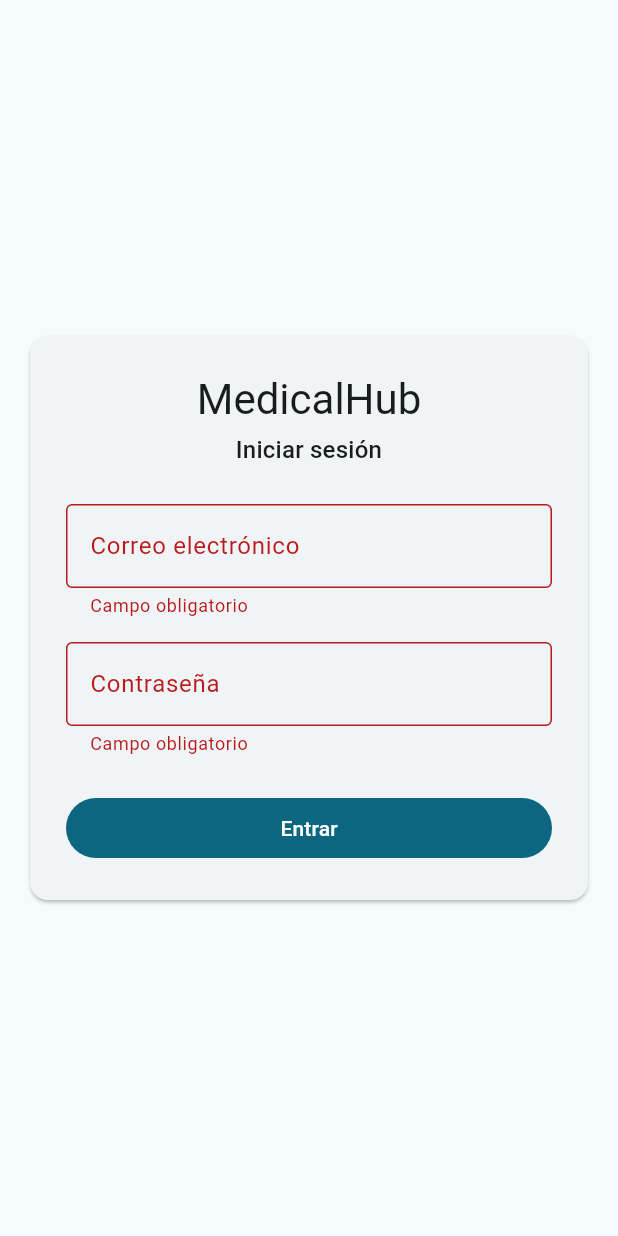
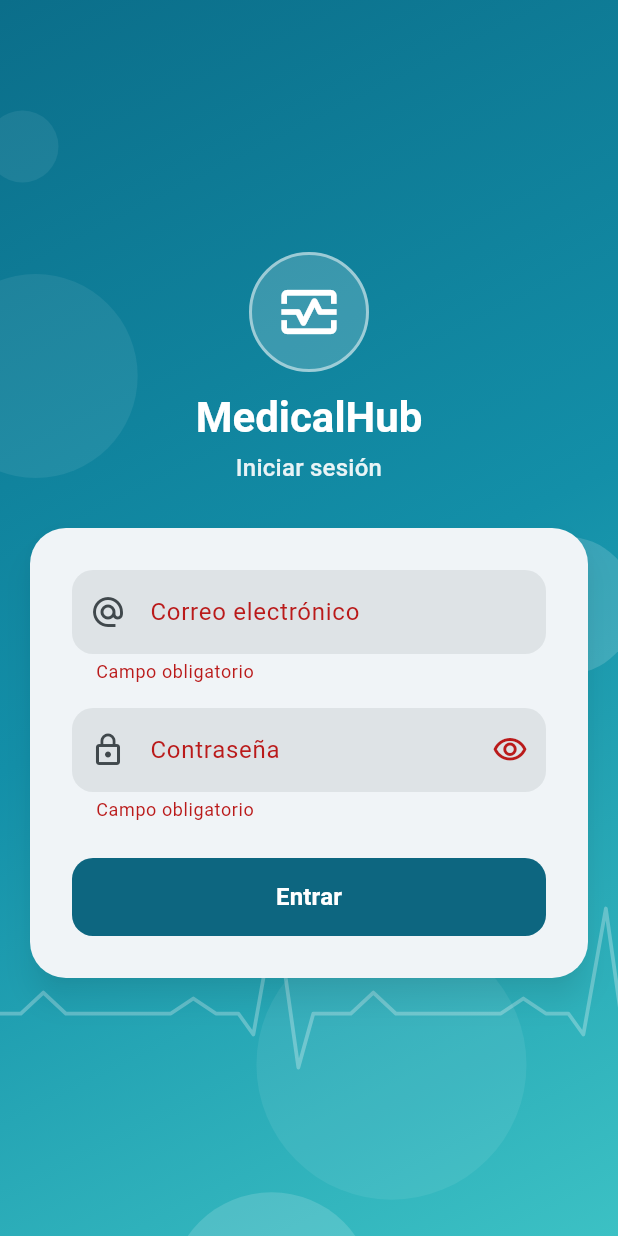
Before and after one commit to martingonzalezdelatorre/medicalhub, a Flutter app: the screen it shows after launch, after a tap on "Entrar", on a phone screen of 412 x 824 dp. Run offline on Flutter 3.47's test engine with Material 3 defaults, Android fonts, the phone set to English and light mode, and no system bars; our stand-ins replace dio, flutter_riverpod, flutter_secure_storage, go_router, qr_flutter, web; missing offline and left inert: dart:js_interop.

Commit message:
E8: instalación reproducible, RGPD, seguridad, copias de seguridad probadas y CI
Incluye el rediseño del login (fondo animado, respeta 'reducir movimiento') y los ajustes de sus pruebas.

Co-Authored-By: Claude Sonnet 5.5 <noreply@anthropic.com>

```diff
--- /dev/null
+++ b/app/lib/features/autenticacion/presentation/fondo_login.dart
@@ -0,0 +1,113 @@
+import 'dart:math' as math;
+
+import 'package:flutter/material.dart';
+
+/// Fondo animado: degradado, burbujas flotantes y una línea de electrocardiograma.
+class FondoLoginAnimado extends StatefulWidget {
+  const FondoLoginAnimado({super.key, this.child});
+
+  final Widget? child;
+
+  @override
+  State<FondoLoginAnimado> createState() => _EstadoFondoLogin();
+}
+
+class _EstadoFondoLogin extends State<FondoLoginAnimado> with SingleTickerProviderStateMixin {
+  late final AnimationController _controlador =
+      AnimationController(vsync: this, duration: const Duration(seconds: 12));
+
+  @override
+  void didChangeDependencies() {
+    super.didChangeDependencies();
+    // Accesibilidad: con «reducir movimiento» el fondo se queda quieto (y las pruebas de pantalla pueden terminar).
+    if (MediaQuery.disableAnimationsOf(context)) {
+      _controlador.stop();
+    } else if (!_controlador.isAnimating) {
+      _controlador.repeat();
+    }
+  }
+
+  @override
+  void dispose() {
+    _controlador.dispose();
+    super.dispose();
+  }
+
+  @override
+  Widget build(BuildContext context) {
+    final esquema = Theme.of(context).colorScheme;
+    final oscuro = Theme.of(context).brightness == Brightness.dark;
+    final colores = oscuro
+        ? [const Color(0xFF062A36), const Color(0xFF0B4A5E), const Color(0xFF0B6E8A)]
+        : [const Color(0xFF0B6E8A), const Color(0xFF138FA8), const Color(0xFF3CC1C4)];
+    return DecoratedBox(
+      decoration: BoxDecoration(gradient: LinearGradient(begin: Alignment.topLeft, end: Alignment.bottomRight, colors: colores)),
+      child: Stack(
+        fit: StackFit.expand,
+        children: [
+          RepaintBoundary(
+            child: AnimatedBuilder(
+              animation: _controlador,
+              builder: (_, _) => CustomPaint(painter: _PintorFondo(_controlador.value, esquema.onPrimary)),
+            ),
+          ),
+          if (widget.child != null) widget.child!,
+        ],
+      ),
+    );
+  }
+}
+
+class _PintorFondo extends CustomPainter {
+  _PintorFondo(this.t, this.color);
+
+  final double t;
+  final Color color;
+
+  @override
+  void paint(Canvas canvas, Size size) {
+    // Burbujas flotantes.
+    final relleno = Paint()..style = PaintingStyle.fill;
+    for (var i = 0; i < 7; i++) {
+      final fase = (t + i / 7) % 1.0;
+      final x = size.width * ((i * 0.17 + 0.08) % 1.0) + math.sin((t * 2 * math.pi) + i) * 18;
+      final y = size.height * (1.1 - fase * 1.3);
+      final r = 24.0 + (i % 4) * 22;
+      relleno.color = color.withValues(alpha: 0.07 + 0.04 * (i % 3));
+      canvas.drawCircle(Offset(x, y), r, relleno);
+    }
+
+    // Línea de electrocardiograma que se desplaza.
+    final linea = Paint()
+      ..style = PaintingStyle.stroke
+      ..strokeWidth = 2.5
+      ..strokeCap = StrokeCap.round
+      ..strokeJoin = StrokeJoin.round
+      ..color = color.withValues(alpha: 0.28);
+    final base = size.height * 0.82;
+    final ciclo = 220.0;
+    final desplazamiento = t * ciclo;
+    final ruta = Path();
+    for (var x = -ciclo; x <= size.width + ciclo; x += ciclo) {
+      final o = x - desplazamiento;
+      if (x == -ciclo) ruta.moveTo(o, base);
+      ruta
+        ..lineTo(o + 60, base)
+        ..lineTo(o + 75, base - 10)
+        ..lineTo(o + 90, base)
+        ..lineTo(o + 105, base)
+        ..lineTo(o + 115, base + 14)
+        ..lineTo(o + 130, base - 70)
+        ..lineTo(o + 145, base + 36)
+        ..lineTo(o + 155, base)
+        ..lineTo(o + 180, base)
+        ..lineTo(o + 195, base - 14)
+        ..lineTo(o + 210, base)
+        ..lineTo(o + ciclo, base);
+    }
+    canvas.drawPath(ruta, linea);
+  }
+
+  @override
+  bool shouldRepaint(_PintorFondo old) => old.t != t || old.color != color;
+}
--- a/app/lib/features/autenticacion/presentation/pagina_login.dart
+++ b/app/lib/features/autenticacion/presentation/pagina_login.dart
@@ -6,6 +6,7 @@ import '../../../core/errores/fallo_api.dart';
 import '../../../l10n/app_localizations.dart';
 import '../../../shared/validadores/validadores.dart';
 import '../../../shared/widgets/utilidades_ui.dart';
+import 'fondo_login.dart';
 
 class PaginaLogin extends ConsumerStatefulWidget {
   const PaginaLogin({super.key});
@@ -21,6 +22,7 @@ class _EstadoPaginaLogin extends ConsumerState<PaginaLogin> {
   final _codigo = TextEditingController();
   bool _pedirCodigo = false;
   bool _enviando = false;
+  bool _ocultar = true;
   String? _error;
 
   @override
@@ -59,33 +61,59 @@ class _EstadoPaginaLogin extends ConsumerState<PaginaLogin> {
     }
   }
 
-  @override
-  Widget build(BuildContext context) {
-    final t = AppLocalizations.of(context);
+  InputDecoration _decoracion(String etiqueta, IconData icono, {Widget? sufijo}) => InputDecoration(
+        labelText: etiqueta,
+        prefixIcon: Icon(icono),
+        suffixIcon: sufijo,
+        filled: true,
+        border: OutlineInputBorder(borderRadius: BorderRadius.circular(14), borderSide: BorderSide.none),
+      );
+
+  Widget _marca(BuildContext context, AppLocalizations t, {required bool grande}) {
+    final tema = Theme.of(context);
+    final estiloTitulo = grande ? tema.textTheme.displaySmall : tema.textTheme.headlineMedium;
+    return Column(
+      mainAxisSize: MainAxisSize.min,
+      children: [
+        Container(
+          padding: EdgeInsets.all(grande ? 22 : 16),
+          decoration: BoxDecoration(
+            shape: BoxShape.circle,
+            color: Colors.white.withValues(alpha: 0.18),
+            border: Border.all(color: Colors.white.withValues(alpha: 0.5), width: 2),
+          ),
+          child: Icon(Icons.monitor_heart_outlined, size: grande ? 64 : 44, color: Colors.white),
+        ),
+        SizedBox(height: grande ? 24 : 12),
+        Text(t.tituloApp, style: estiloTitulo?.copyWith(color: Colors.white, fontWeight: FontWeight.w700), textAlign: TextAlign.center),
+        const SizedBox(height: 4),
+        Text(t.loginTitulo, style: tema.textTheme.titleMedium?.copyWith(color: Colors.white.withValues(alpha: 0.9)), textAlign: TextAlign.center),
+      ],
+    );
+  }
+
+  Widget _tarjeta(BuildContext context, AppLocalizations t, {required bool mostrarTitulo}) {
     final v = Validadores(t);
-    return Scaffold(
-      body: SafeArea(
-        child: Center(
-          child: SingleChildScrollView(
-            padding: const EdgeInsets.all(16),
-            child: ConstrainedBox(
-              constraints: const BoxConstraints(maxWidth: 420),
-              child: Card(
+    final esquema = Theme.of(context).colorScheme;
+    return Card(
+      elevation: 8,
+      shadowColor: Colors.black38,
+      shape: RoundedRectangleBorder(borderRadius: BorderRadius.circular(24)),
       child: Padding(
-                  padding: const EdgeInsets.all(24),
+        padding: const EdgeInsets.all(28),
         child: Form(
           key: _formulario,
           child: Column(
             mainAxisSize: MainAxisSize.min,
             crossAxisAlignment: CrossAxisAlignment.stretch,
             children: [
-                        Text(t.tituloApp, style: Theme.of(context).textTheme.headlineMedium, textAlign: TextAlign.center),
-                        const SizedBox(height: 4),
-                        Text(t.loginTitulo, style: Theme.of(context).textTheme.titleMedium, textAlign: TextAlign.center),
+              if (mostrarTitulo) ...[
+                Text(t.loginTitulo, style: Theme.of(context).textTheme.headlineSmall?.copyWith(fontWeight: FontWeight.w700), textAlign: TextAlign.center),
                 const SizedBox(height: 24),
+              ],
               TextFormField(
                 controller: _correo,
-                          decoration: InputDecoration(labelText: t.campoCorreo, border: const OutlineInputBorder()),
+                decoration: _decoracion(t.campoCorreo, Icons.alternate_email),
                 keyboardType: TextInputType.emailAddress,
                 autofillHints: const [AutofillHints.username],
                 textInputAction: TextInputAction.next,
@@ -94,45 +122,147 @@ class _EstadoPaginaLogin extends ConsumerState<PaginaLogin> {
               const SizedBox(height: 16),
               TextFormField(
                 controller: _contrasena,
-                          decoration: InputDecoration(labelText: t.campoContrasena, border: const OutlineInputBorder()),
-                          obscureText: true,
+                decoration: _decoracion(
+                  t.campoContrasena,
+                  Icons.lock_outline,
+                  sufijo: IconButton(
+                    icon: Icon(_ocultar ? Icons.visibility_outlined : Icons.visibility_off_outlined),
+                    onPressed: () => setState(() => _ocultar = !_ocultar),
+                  ),
+                ),
+                obscureText: _ocultar,
                 autofillHints: const [AutofillHints.password],
                 textInputAction: _pedirCodigo ? TextInputAction.next : TextInputAction.done,
                 onFieldSubmitted: (_) => _pedirCodigo ? null : _entrar(),
                 validator: v.obligatorio,
               ),
-                        if (_pedirCodigo) ...[
-                          const SizedBox(height: 16),
-                          TextFormField(
+              AnimatedSize(
+                duration: const Duration(milliseconds: 300),
+                curve: Curves.easeOutCubic,
+                alignment: Alignment.topCenter,
+                child: _pedirCodigo
+                    ? Padding(
+                        padding: const EdgeInsets.only(top: 16),
+                        child: TextFormField(
                           controller: _codigo,
-                            decoration: InputDecoration(labelText: t.campoCodigoMfa, border: const OutlineInputBorder()),
+                          decoration: _decoracion(t.campoCodigoMfa, Icons.shield_outlined),
                           keyboardType: TextInputType.number,
                           autofillHints: const [AutofillHints.oneTimeCode],
                           autofocus: true,
                           onFieldSubmitted: (_) => _entrar(),
                           validator: v.codigoMfa,
                         ),
+                      )
+                    : const SizedBox(width: double.infinity),
+              ),
+              AnimatedSize(
+                duration: const Duration(milliseconds: 250),
+                alignment: Alignment.topCenter,
+                child: _error == null
+                    ? const SizedBox(width: double.infinity)
+                    : Container(
+                        margin: const EdgeInsets.only(top: 16),
+                        padding: const EdgeInsets.all(12),
+                        decoration: BoxDecoration(color: esquema.errorContainer, borderRadius: BorderRadius.circular(12)),
+                        child: Row(
+                          children: [
+                            Icon(Icons.error_outline, color: esquema.onErrorContainer),
+                            const SizedBox(width: 8),
+                            Expanded(child: Text(_error!, style: TextStyle(color: esquema.onErrorContainer))),
                           ],
-                        if (_error != null) ...[
-                          const SizedBox(height: 16),
-                          Text(_error!, style: TextStyle(color: Theme.of(context).colorScheme.error)),
-                        ],
+                        ),
+                      ),
+              ),
               const SizedBox(height: 24),
-                        FilledButton(
+              SizedBox(
+                height: 52,
+                child: FilledButton(
+                  style: FilledButton.styleFrom(shape: RoundedRectangleBorder(borderRadius: BorderRadius.circular(14))),
                   onPressed: _enviando ? null : _entrar,
+                  child: AnimatedSwitcher(
+                    duration: const Duration(milliseconds: 200),
                     child: _enviando
-                              ? const SizedBox(height: 20, width: 20, child: CircularProgressIndicator(strokeWidth: 2))
-                              : Text(t.botonEntrar),
+                        ? const SizedBox(key: ValueKey('c'), height: 22, width: 22, child: CircularProgressIndicator(strokeWidth: 2.5))
+                        : Text(t.botonEntrar, key: const ValueKey('t'), style: const TextStyle(fontSize: 16, fontWeight: FontWeight.w600)),
+                  ),
+                ),
               ),
             ],
           ),
         ),
       ),
+    );
+  }
+
+  @override
+  Widget build(BuildContext context) {
+    final t = AppLocalizations.of(context);
+    return Scaffold(
+      body: FondoLoginAnimado(
+        child: LayoutBuilder(
+          builder: (context, c) {
+            final ancho = c.maxWidth >= 900;
+            final contenido = ancho
+                ? Row(
+                    children: [
+                      Expanded(child: Center(child: _Entrada(retraso: 0, desdeX: -40, child: _marca(context, t, grande: true)))),
+                      Expanded(
+                        child: Center(
+                          child: SingleChildScrollView(
+                            padding: const EdgeInsets.all(32),
+                            child: ConstrainedBox(
+                              constraints: const BoxConstraints(maxWidth: 440),
+                              child: _Entrada(retraso: 150, desdeX: 40, child: _tarjeta(context, t, mostrarTitulo: true)),
                             ),
                           ),
                         ),
+                      ),
+                    ],
+                  )
+                : Center(
+                    child: SingleChildScrollView(
+                      padding: const EdgeInsets.all(16),
+                      child: ConstrainedBox(
+                        constraints: const BoxConstraints(maxWidth: 440),
+                        child: Column(
+                          mainAxisSize: MainAxisSize.min,
+                          children: [
+                            _Entrada(retraso: 0, desdeY: -24, child: _marca(context, t, grande: false)),
+                            const SizedBox(height: 24),
+                            _Entrada(retraso: 150, desdeY: 40, child: _tarjeta(context, t, mostrarTitulo: false)),
+                          ],
+                        ),
+                      ),
+                    ),
+                  );
+            return SafeArea(child: contenido);
+          },
         ),
       ),
     );
   }
 }
+
+/// Aparición con desvanecimiento y desplazamiento.
+class _Entrada extends StatelessWidget {
+  const _Entrada({required this.child, this.retraso = 0, this.desdeX = 0, this.desdeY = 0});
+
+  final Widget child;
+  final int retraso;
+  final double desdeX;
+  final double desdeY;
+
+  @override
+  Widget build(BuildContext context) {
+    return TweenAnimationBuilder<double>(
+      tween: Tween(begin: 0, end: 1),
+      duration: Duration(milliseconds: 700 + retraso),
+      curve: Interval(retraso / (700 + retraso), 1, curve: Curves.easeOutCubic),
+      builder: (_, v, hijo) => Opacity(
+        opacity: v,
+        child: Transform.translate(offset: Offset(desdeX * (1 - v), desdeY * (1 - v)), child: hijo),
+      ),
+      child: child,
+    );
+  }
+}
--- a/app/lib/main.dart
+++ b/app/lib/main.dart
@@ -19,6 +19,7 @@ class MedicalHubApp extends ConsumerWidget {
   @override
   Widget build(BuildContext context, WidgetRef ref) {
     return MaterialApp.router(
+      debugShowCheckedModeBanner: false,
       onGenerateTitle: (c) => AppLocalizations.of(c).tituloApp,
       theme: TemaApp.claro(),
       darkTheme: TemaApp.oscuro(),
```
Also changed, not shown: 18 other files. Lines whose indentation alone changed are shown as unchanged.
